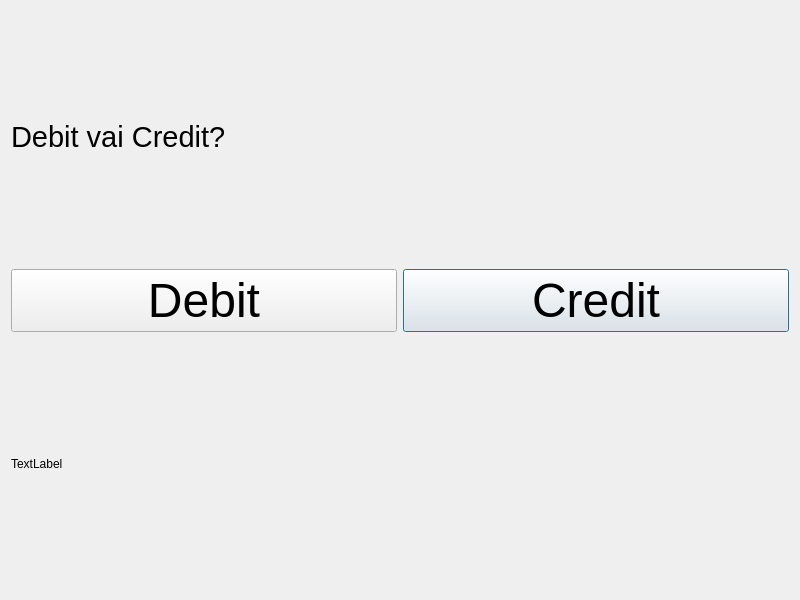
Before: the Qt Designer form bank-automat/debitorcredit.ui in tvt24kmo-project/group_15, drawn with Qt 5.
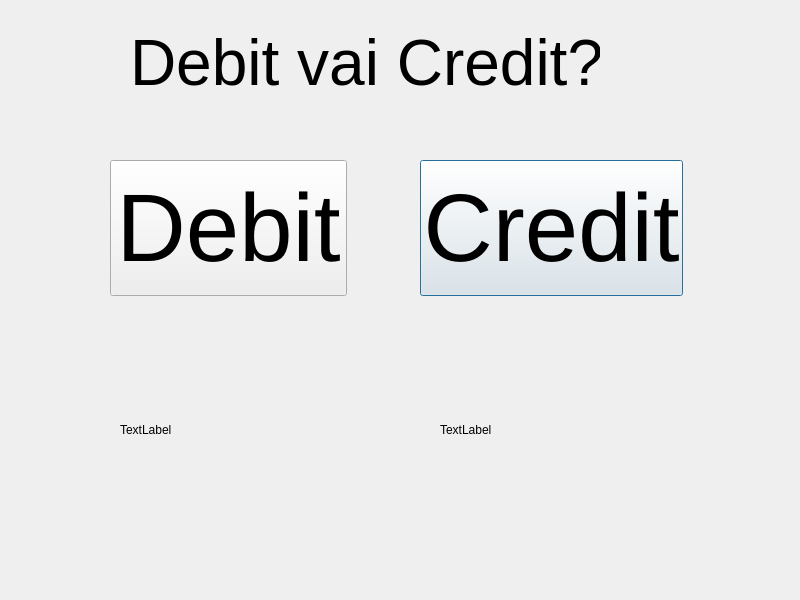
After: the same form once the commit is applied.

```diff
--- a/bank-automat/debitorcredit.ui
+++ b/bank-automat/debitorcredit.ui
@@ -13,59 +13,107 @@
   <property name="windowTitle">
    <string>Dialog</string>
   </property>
-  <layout class="QGridLayout" name="gridLayout_3">
-   <item row="0" column="0">
     <widget class="QLabel" name="labelDOC">
+   <property name="geometry">
+    <rect>
+     <x>130</x>
+     <y>20</y>
+     <width>470</width>
+     <height>85</height>
+    </rect>
+   </property>
      <property name="font">
       <font>
-       <pointsize>22</pointsize>
+     <pointsize>48</pointsize>
       </font>
      </property>
      <property name="text">
       <string>Debit vai Credit?</string>
      </property>
     </widget>
-   </item>
-   <item row="1" column="0">
-    <layout class="QGridLayout" name="gridLayout_2">
-     <item row="0" column="0">
-      <layout class="QGridLayout" name="gridLayout">
-       <item row="0" column="1">
+  <widget class="QLabel" name="label">
+   <property name="enabled">
+    <bool>false</bool>
+   </property>
+   <property name="geometry">
+    <rect>
+     <x>450</x>
+     <y>200</y>
+     <width>16</width>
+     <height>16</height>
+    </rect>
+   </property>
+   <property name="font">
+    <font>
+     <pointsize>1</pointsize>
+    </font>
+   </property>
+   <property name="text">
+    <string>TextLabel</string>
+   </property>
+  </widget>
+  <widget class="QLabel" name="labelCC">
+   <property name="geometry">
+    <rect>
+     <x>440</x>
+     <y>320</y>
+     <width>220</width>
+     <height>220</height>
+    </rect>
+   </property>
+   <property name="text">
+    <string>TextLabel</string>
+   </property>
+  </widget>
+  <widget class="QLabel" name="label_2">
+   <property name="geometry">
+    <rect>
+     <x>120</x>
+     <y>320</y>
+     <width>220</width>
+     <height>220</height>
+    </rect>
+   </property>
+   <property name="text">
+    <string>TextLabel</string>
+   </property>
+  </widget>
         <widget class="QPushButton" name="buttonDebit">
+   <property name="geometry">
+    <rect>
+     <x>420</x>
+     <y>160</y>
+     <width>263</width>
+     <height>136</height>
+    </rect>
+   </property>
          <property name="font">
           <font>
-           <pointsize>36</pointsize>
+     <pointsize>72</pointsize>
           </font>
          </property>
          <property name="text">
           <string>Credit</string>
          </property>
         </widget>
-       </item>
-       <item row="0" column="0">
         <widget class="QPushButton" name="buttonCredit">
+   <property name="geometry">
+    <rect>
+     <x>110</x>
+     <y>160</y>
+     <width>237</width>
+     <height>136</height>
+    </rect>
+   </property>
          <property name="font">
           <font>
-           <pointsize>36</pointsize>
+     <pointsize>72</pointsize>
           </font>
          </property>
          <property name="text">
           <string>Debit</string>
          </property>
         </widget>
-       </item>
-      </layout>
-     </item>
-    </layout>
-   </item>
-   <item row="2" column="0">
-    <widget class="QLabel" name="label">
-     <property name="text">
-      <string>TextLabel</string>
-     </property>
-    </widget>
-   </item>
-  </layout>
  </widget>
  <resources/>
  <connections/>
```
Lines whose indentation alone changed are shown as unchanged.
